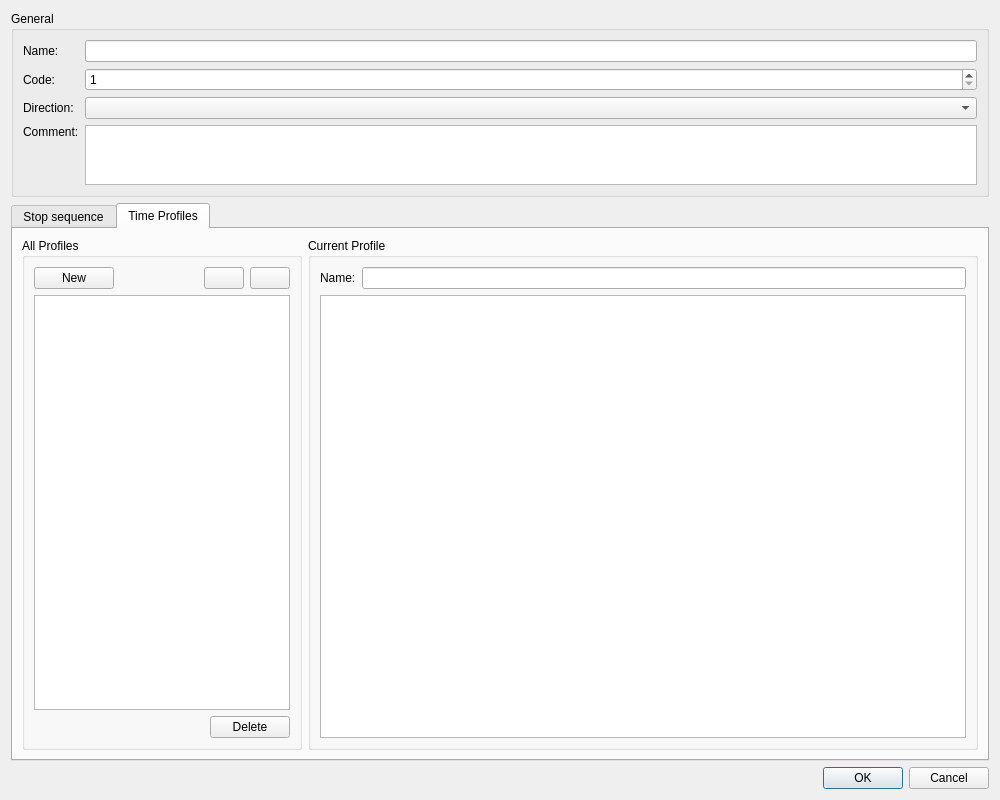
The window that Dialogs/DlgRouteEditor.ui (ma7t3/ScheduleMaster) describes before a commit, drawn with Qt 5.
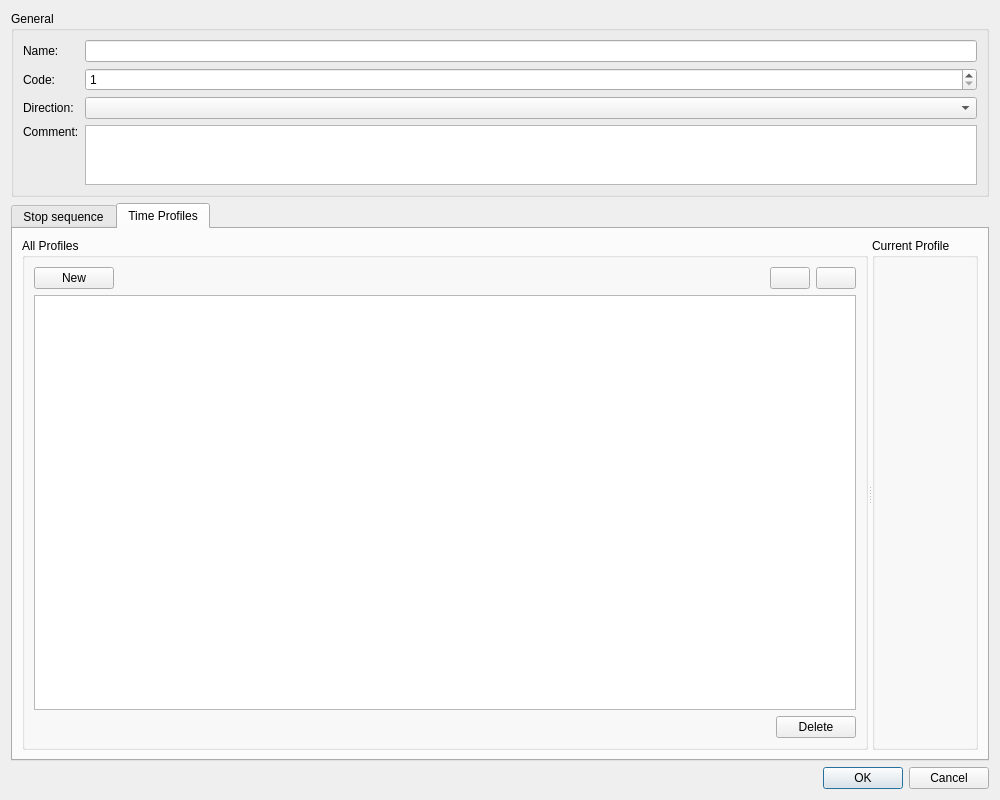
The same window after the commit. Custom widgets are drawn as their Qt base class.

Commit message: Add Time Profile Editor

```diff
--- a/Dialogs/DlgRouteEditor.ui
+++ b/Dialogs/DlgRouteEditor.ui
@@ -218,8 +218,12 @@
         <attribute name="title">
          <string>Time Profiles</string>
         </attribute>
-        <layout class="QHBoxLayout" name="horizontalLayout_6" stretch="0,1">
+        <layout class="QVBoxLayout" name="verticalLayout_7">
          <item>
+          <widget class="QSplitter" name="splitter">
+           <property name="orientation">
+            <enum>Qt::Orientation::Horizontal</enum>
+           </property>
           <widget class="QGroupBox" name="gbAllProfiles">
            <property name="title">
             <string>All Profiles</string>
@@ -292,31 +296,16 @@
             </item>
            </layout>
           </widget>
-         </item>
-         <item>
           <widget class="QGroupBox" name="gbCurrentProfile">
            <property name="title">
             <string>Current Profile</string>
            </property>
            <layout class="QVBoxLayout" name="verticalLayout_6">
             <item>
-             <layout class="QHBoxLayout" name="horizontalLayout_5">
-              <item>
-               <widget class="QLabel" name="lProfileName">
-                <property name="text">
-                 <string>Name:</string>
-                </property>
-               </widget>
-              </item>
-              <item>
-               <widget class="QLineEdit" name="leProfileName"/>
-              </item>
-             </layout>
-            </item>
-            <item>
-             <widget class="QTableWidget" name="timeProfileEditor"/>
-            </item>
-           </layout>
+              <widget class="WdgTimeProfileEditor" name="timeProfileEditor" native="true"/>
+             </item>
+            </layout>
+           </widget>
           </widget>
          </item>
         </layout>
@@ -337,6 +326,14 @@
    </item>
   </layout>
  </widget>
+ <customwidgets>
+  <customwidget>
+   <class>WdgTimeProfileEditor</class>
+   <extends>QWidget</extends>
+   <header>Widgets\WdgTimeProfileEditor.h</header>
+   <container>1</container>
+  </customwidget>
+ </customwidgets>
  <resources/>
  <connections>
   <connection>
```
Lines whose indentation alone changed are shown as unchanged. The commit also changes 9 other files.
